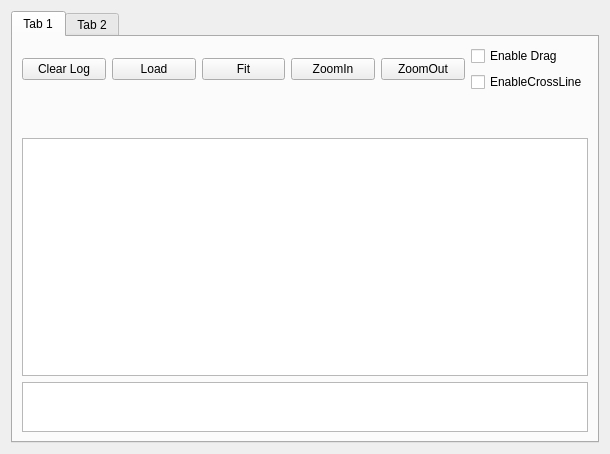
First picture: the form in quoteView.ui, repository kkchein/stock, before the edit.
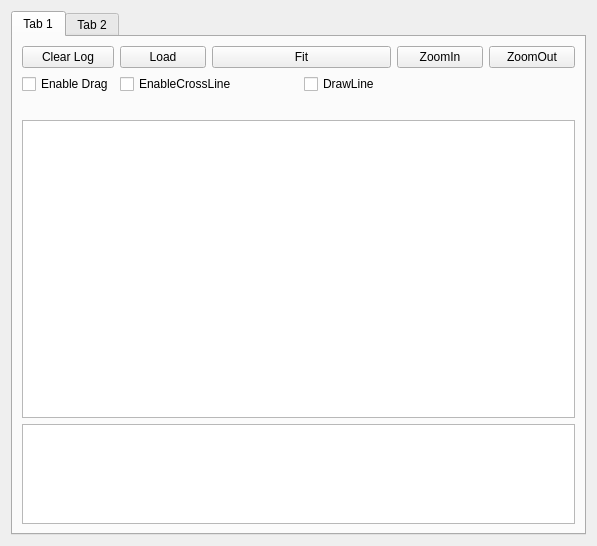
Second picture: the form after the edit.

Commit message: #   X00_06  2015/04/09  K.K.Chien #       1. add draw line function #       2. change scene space mapping method

Diff of the .ui file:
```diff
--- a/quoteView.ui
+++ b/quoteView.ui
@@ -6,8 +6,8 @@
    <rect>
     <x>0</x>
     <y>0</y>
-    <width>610</width>
-    <height>454</height>
+    <width>597</width>
+    <height>546</height>
    </rect>
   </property>
   <property name="windowTitle">
@@ -24,56 +24,70 @@
        <string>Tab 1</string>
       </attribute>
       <layout class="QGridLayout" name="gridLayout">
-       <item row="0" column="0" rowspan="2">
+       <item row="0" column="0">
         <widget class="QPushButton" name="pushButtonClearLog">
          <property name="text">
           <string>Clear Log</string>
          </property>
         </widget>
        </item>
-       <item row="0" column="1" rowspan="2">
+       <item row="0" column="1">
         <widget class="QPushButton" name="pushButtonLoad">
          <property name="text">
           <string>Load</string>
          </property>
         </widget>
        </item>
-       <item row="0" column="2" rowspan="2">
+       <item row="0" column="2" colspan="2">
         <widget class="QPushButton" name="pushButtonFit">
          <property name="text">
           <string>Fit</string>
          </property>
         </widget>
        </item>
-       <item row="0" column="3" rowspan="2">
+       <item row="0" column="4">
         <widget class="QPushButton" name="pushButtonZoomIn">
          <property name="text">
           <string>ZoomIn</string>
          </property>
         </widget>
        </item>
-       <item row="0" column="4" rowspan="2">
+       <item row="0" column="5">
         <widget class="QPushButton" name="pushButtonZoomOut">
          <property name="text">
           <string>ZoomOut</string>
          </property>
         </widget>
        </item>
-       <item row="0" column="5">
+       <item row="1" column="0">
         <widget class="QCheckBox" name="checkBoxDrag">
          <property name="text">
           <string>Enable Drag</string>
          </property>
         </widget>
        </item>
-       <item row="1" column="5">
+       <item row="1" column="1" colspan="2">
         <widget class="QCheckBox" name="checkBoxCrossLine">
          <property name="text">
           <string>EnableCrossLine</string>
          </property>
         </widget>
        </item>
-       <item row="2" column="0" colspan="6">
+       <item row="1" column="3" colspan="2">
+        <widget class="QCheckBox" name="checkBoxDrawLine">
+         <property name="text">
+          <string>DrawLine</string>
+         </property>
+        </widget>
+       </item>
+       <item row="2" column="0" colspan="2">
+        <widget class="QLabel" name="labelCurrent">
+         <property name="text">
+          <string/>
+         </property>
+        </widget>
+       </item>
+       <item row="2" column="2" colspan="4">
         <widget class="QLabel" name="labelValue">
          <property name="text">
           <string/>
@@ -81,13 +95,6 @@
         </widget>
        </item>
        <item row="3" column="0" colspan="6">
-        <widget class="QLabel" name="labelCurrent">
-         <property name="text">
-          <string/>
-         </property>
-        </widget>
-       </item>
-       <item row="4" column="0" colspan="6">
         <widget class="QGraphicsView" name="graphicsView">
          <property name="mouseTracking">
           <bool>true</bool>
@@ -103,12 +110,12 @@
          </property>
         </widget>
        </item>
-       <item row="5" column="0" colspan="6">
+       <item row="4" column="0" colspan="6">
         <widget class="QTextBrowser" name="textBrowser">
          <property name="maximumSize">
           <size>
            <width>16777215</width>
-           <height>50</height>
+           <height>100</height>
           </size>
          </property>
          <property name="font">
```
The commit also changes 29 other files.
